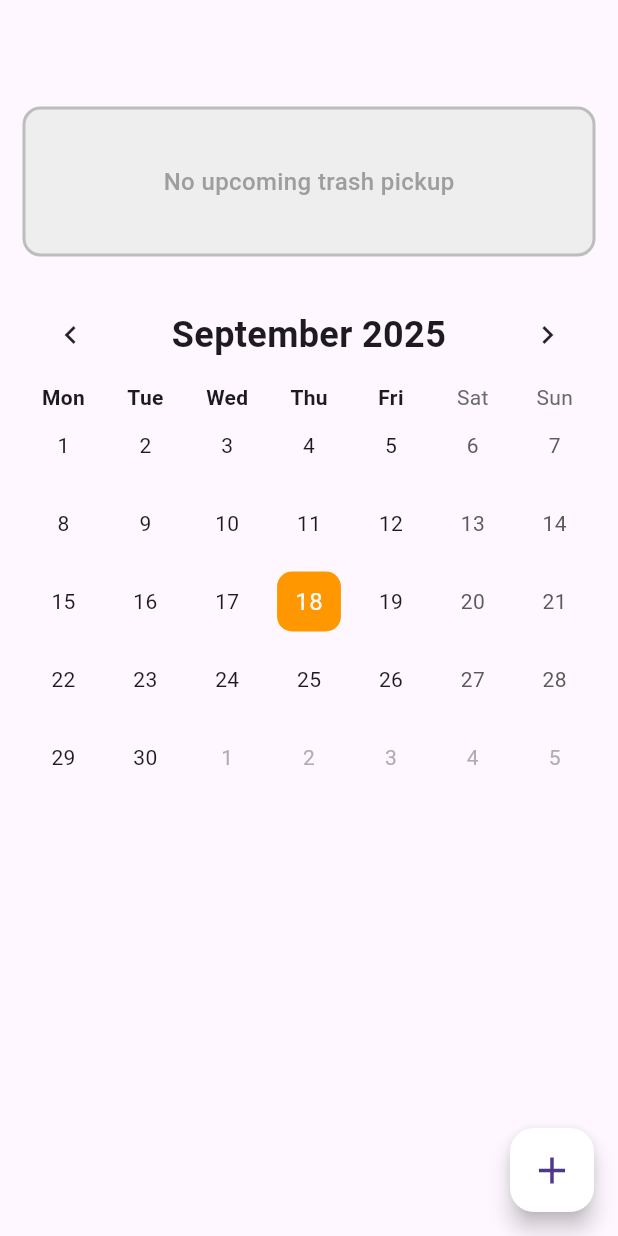
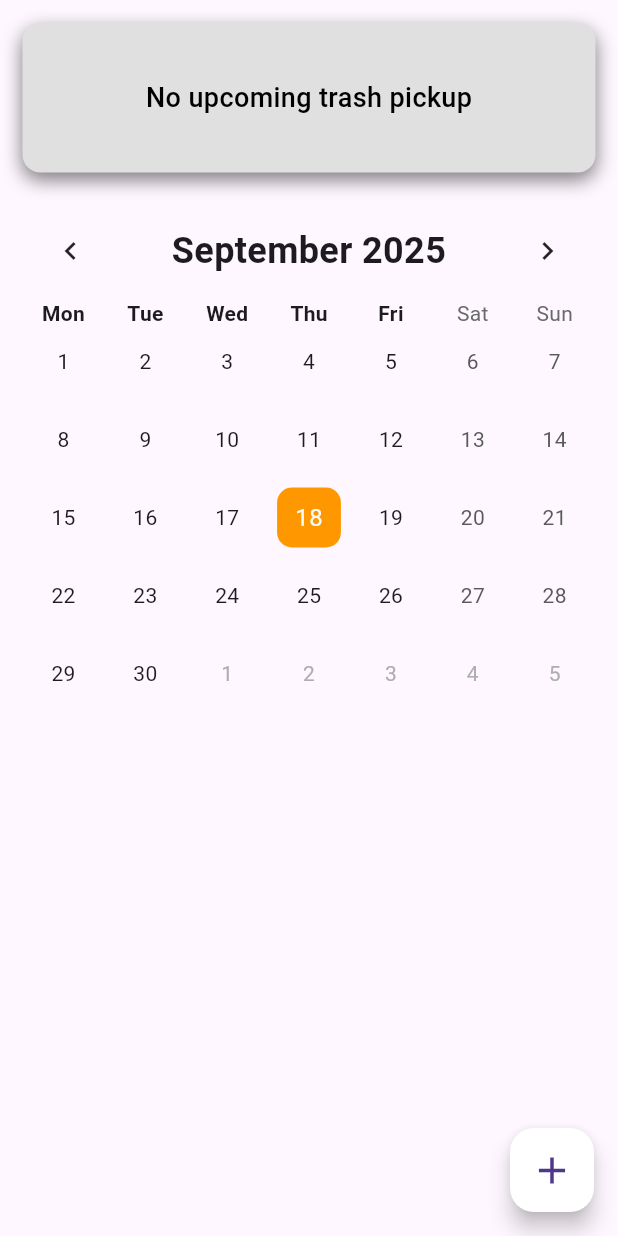
Before and after one commit to Aboliss/TrashifierApp, a Flutter app: the screen it shows after launch, on a phone screen of 412 x 824 dp. Run offline on Flutter 3.47's test engine with Material 3 defaults, Android fonts, the light colour scheme and no system bars; drawn by our look-alikes of flutter_expandable_fab, table_calendar; our stand-ins replace flutter_local_notifications, shared_preferences, timezone.

Commit message:
Fix colors and style.

```diff
--- a/lib/main.dart
+++ b/lib/main.dart
@@ -7,10 +7,6 @@ Future<void> main() async {
   WidgetsFlutterBinding.ensureInitialized();
   await NotificationService.init();
   tz.initializeTimeZones();
-
-  // await StorageService.instance.clearDates(TrashType.plastic);
-  // await StorageService.instance.clearDates(TrashType.paper);
-  // await StorageService.instance.clearDates(TrashType.trash);
 
   runApp(const MyApp());
 }
--- a/lib/pages/home_page.dart
+++ b/lib/pages/home_page.dart
@@ -44,7 +44,6 @@ class _HomePageState extends State<HomePage> {
   @override
   Widget build(BuildContext context) {
     return Scaffold(
-      appBar: AppBar(),
       floatingActionButtonLocation: ExpandableFab.location,
       floatingActionButton: ExpandableFab(
         childrenAnimation: ExpandableFabAnimation.values.first,
@@ -56,9 +55,33 @@ class _HomePageState extends State<HomePage> {
         closeButtonBuilder: RotateFloatingActionButtonBuilder(child: const Icon(Icons.close, size: 30), backgroundColor: Colors.white),
         children: [
           // FloatingActionButton.extended(label: Text('Test Schedule'), icon: Icon(Icons.notifications), backgroundColor: Colors.orange, onPressed: () => _testScheduledNotification()),
-          FloatingActionButton.extended(label: Text('Plastic'), icon: Icon(Icons.add), backgroundColor: TrashColors.plasticColor, onPressed: () => _openAddDatesDialog(context, TrashType.plastic)),
-          FloatingActionButton.extended(label: Text('Paper'), icon: Icon(Icons.add), backgroundColor: TrashColors.paperColor, onPressed: () => _openAddDatesDialog(context, TrashType.paper)),
-          FloatingActionButton.extended(label: Text('Trash'), icon: Icon(Icons.add), backgroundColor: TrashColors.trashColorLight, onPressed: () => _openAddDatesDialog(context, TrashType.trash)),
+          SizedBox(
+            width: 120,
+            child: FloatingActionButton.extended(
+              label: Text('Plastic', style: TextStyle(color: Colors.black)),
+              icon: Icon(Icons.add, color: Colors.black),
+              backgroundColor: TrashColors.plasticColor,
+              onPressed: () => _openAddDatesDialog(context, TrashType.plastic),
+            ),
+          ),
+          SizedBox(
+            width: 120,
+            child: FloatingActionButton.extended(
+              label: Text('Paper', style: TextStyle(color: Colors.white)),
+              icon: Icon(Icons.add, color: Colors.white),
+              backgroundColor: TrashColors.paperColor,
+              onPressed: () => _openAddDatesDialog(context, TrashType.paper),
+            ),
+          ),
+          SizedBox(
+            width: 120,
+            child: FloatingActionButton.extended(
+              label: Text('Trash', style: TextStyle(color: Colors.white)),
+              icon: Icon(Icons.add, color: Colors.white),
+              backgroundColor: TrashColors.trashColor,
+              onPressed: () => _openAddDatesDialog(context, TrashType.trash),
+            ),
+          ),
         ],
       ),
       body: SafeArea(
@@ -125,6 +148,13 @@ class _HomePageState extends State<HomePage> {
     }
   }
 
+  Color _getCalendarTextColor(List<Color> colors, bool hasPaper, bool hasTrash) {
+    if (hasPaper || hasTrash) {
+      return Colors.white;
+    }
+    return Colors.black;
+  }
+
   Widget? _buildCalendar(BuildContext context, DateTime day, DateTime focusedDay) {
     bool hasPlastic = _plasticDates.any((date) => _equalsDate(date, day));
     bool hasPaper = _paperDates.any((date) => _equalsDate(date, day));
@@ -142,11 +172,11 @@ class _HomePageState extends State<HomePage> {
       borderColors.add(TrashColors.plasticColor);
     }
     if (hasPaper) {
-      colors.add(TrashColors.paperColorLight);
+      colors.add(TrashColors.paperColor);
       borderColors.add(TrashColors.paperColor);
     }
     if (hasTrash) {
-      colors.add(TrashColors.trashColorLight);
+      colors.add(TrashColors.trashColor);
       borderColors.add(TrashColors.trashColor);
     }
 
@@ -158,7 +188,12 @@ class _HomePageState extends State<HomePage> {
           borderRadius: BorderRadius.circular(10),
           border: Border.all(width: 1, color: borderColors.first),
         ),
-        child: Center(child: Text(day.day.toString())),
+        child: Center(
+          child: Text(
+            day.day.toString(),
+            style: TextStyle(color: _getCalendarTextColor(colors, hasPaper, hasTrash), fontWeight: FontWeight.w500),
+          ),
+        ),
       );
     }
 
@@ -182,7 +217,7 @@ class _HomePageState extends State<HomePage> {
             Center(
               child: Text(
                 day.day.toString(),
-                style: TextStyle(color: Colors.black, fontWeight: FontWeight.w500),
+                style: TextStyle(color: _getCalendarTextColor(colors, hasPaper, hasTrash), fontWeight: FontWeight.w500),
               ),
             ),
           ],
--- a/lib/widgets/calendar_dialog.dart
+++ b/lib/widgets/calendar_dialog.dart
@@ -65,7 +65,7 @@ class _CalendarDialogState extends State<CalendarDialog> {
                   weekendDecoration: BoxDecoration(borderRadius: BorderRadius.circular(5), shape: BoxShape.rectangle),
                   outsideDecoration: BoxDecoration(borderRadius: BorderRadius.circular(5), shape: BoxShape.rectangle),
                   selectedDecoration: BoxDecoration(color: widget.color, borderRadius: BorderRadius.circular(5), shape: BoxShape.rectangle),
-                  selectedTextStyle: TextStyle(color: Colors.black),
+                  selectedTextStyle: TextStyle(color: widget.type == TrashType.plastic ? Colors.black : Colors.white),
                 ),
                 daysOfWeekStyle: const DaysOfWeekStyle(weekdayStyle: TextStyle(fontWeight: FontWeight.bold)),
                 onPageChanged: (focusedDay) {
--- a/lib/widgets/next_pickup_highlight.dart
+++ b/lib/widgets/next_pickup_highlight.dart
@@ -12,6 +12,10 @@ class NextPickupHighlight extends StatelessWidget {
     return TrashColors.getBackgroundColorByType(type);
   }
 
+  Color _getTextColor(TrashType type) {
+    return type == TrashType.plastic ? Colors.black : Colors.white;
+  }
+
   String _formatDate(DateTime date) {
     final months = ['Jan', 'Feb', 'Mar', 'Apr', 'May', 'Jun', 'Jul', 'Aug', 'Sep', 'Oct', 'Nov', 'Dec'];
     return '${months[date.month - 1]} ${date.day}, ${date.year}';
@@ -24,14 +28,14 @@ class NextPickupHighlight extends StatelessWidget {
         height: 100,
         padding: const EdgeInsets.all(20),
         decoration: BoxDecoration(
-          color: Colors.grey.shade200,
+          color: Colors.grey.shade300,
           borderRadius: BorderRadius.circular(12),
-          border: Border.all(color: Colors.grey.shade400, width: 2),
+          boxShadow: [BoxShadow(color: Colors.black.withValues(alpha: 0.5), blurRadius: 10, offset: const Offset(0, 5))],
         ),
         child: const Center(
           child: Text(
             'No upcoming trash pickup',
-            style: TextStyle(fontSize: 16, color: Colors.grey, fontWeight: FontWeight.w500),
+            style: TextStyle(fontSize: 18, color: Colors.black, fontWeight: FontWeight.w500),
           ),
         ),
       );
@@ -40,14 +44,18 @@ class NextPickupHighlight extends StatelessWidget {
     return Container(
       height: 100,
       padding: const EdgeInsets.all(20),
-      decoration: BoxDecoration(color: _getBackgroundColor(trashDate!.type), borderRadius: BorderRadius.circular(12)),
+      decoration: BoxDecoration(
+        color: _getBackgroundColor(trashDate!.type),
+        borderRadius: BorderRadius.circular(12),
+        boxShadow: [BoxShadow(color: Colors.black.withValues(alpha: 0.3), blurRadius: 5, offset: const Offset(5, 5))],
+      ),
       child: Row(
         children: [
           Expanded(
             flex: 2,
-            child: const Text(
+            child: Text(
               'Next trash\npick up:',
-              style: TextStyle(fontSize: 16, fontWeight: FontWeight.w600, color: Colors.black, height: 1.2),
+              style: TextStyle(fontSize: 16, fontWeight: FontWeight.w600, color: _getTextColor(trashDate!.type), height: 1.2),
             ),
           ),
           Expanded(
@@ -57,7 +65,7 @@ class NextPickupHighlight extends StatelessWidget {
               child: Text(
                 _formatDate(trashDate!.date),
                 textAlign: TextAlign.right,
-                style: const TextStyle(fontSize: 24, fontWeight: FontWeight.bold, color: Colors.black),
+                style: TextStyle(fontSize: 24, fontWeight: FontWeight.bold, color: _getTextColor(trashDate!.type)),
               ),
             ),
           ),
```
